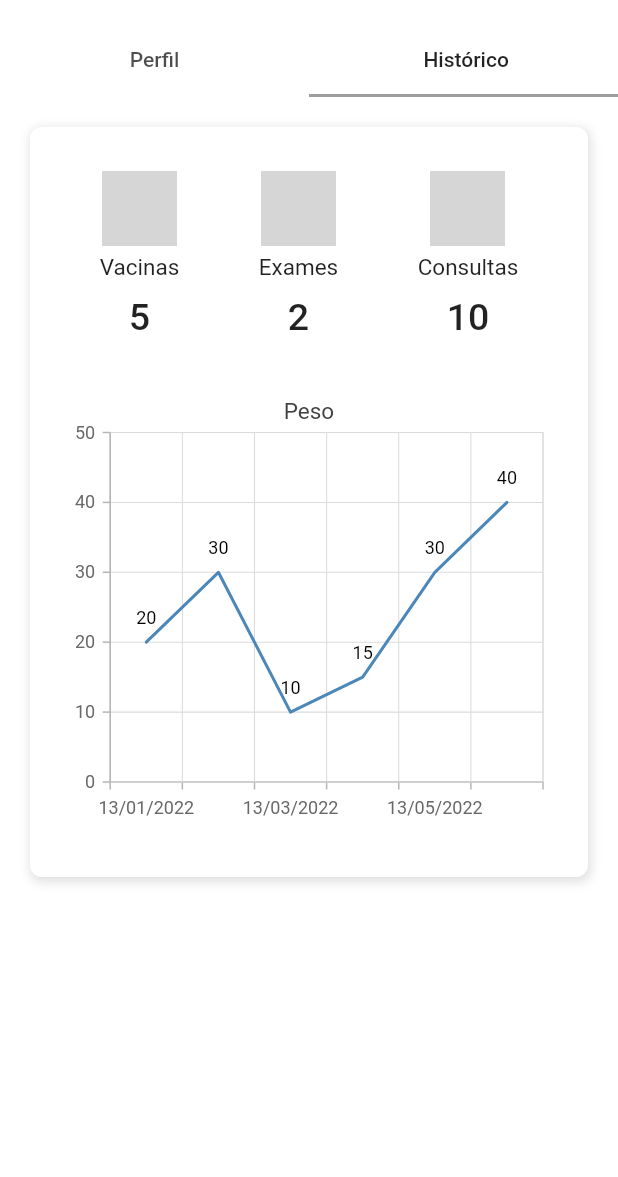
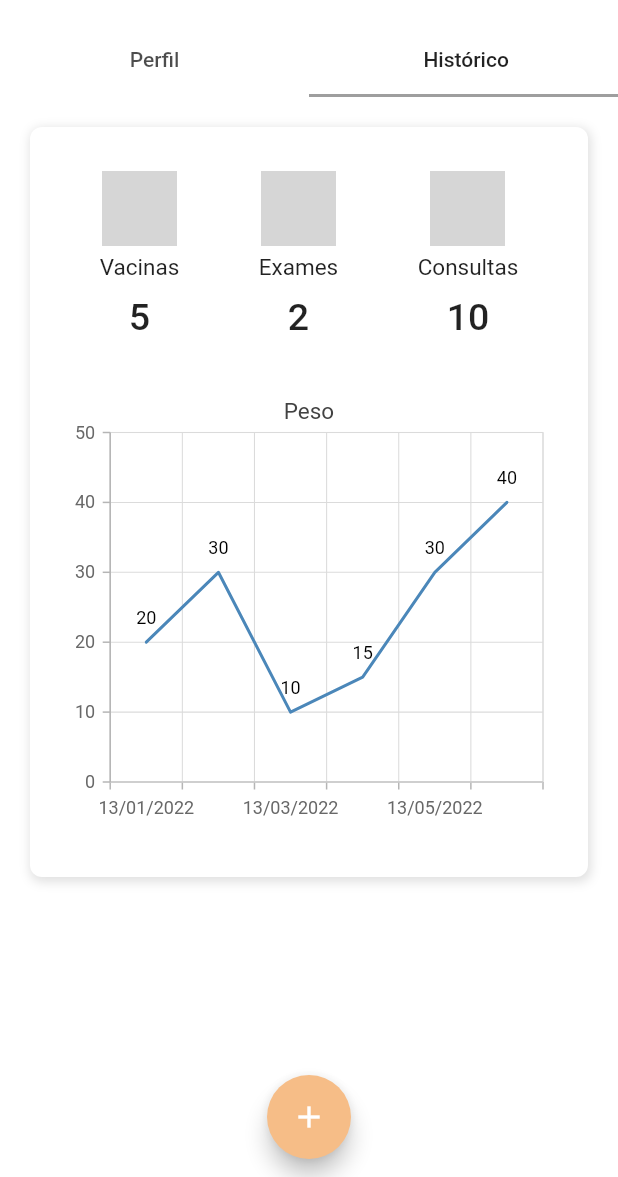
Before and after one commit to castrobiia/health_pets, a Flutter app: the PerfilPetPage screen opened directly, tab 2 chosen, on a phone screen of 412 x 824 dp, the part 59-1236 px from its top. Run offline on Flutter 3.47's test engine with Material 2 defaults, Android fonts, the phone set to English and light mode, and no system bars; our stand-ins replace splashscreen, syncfusion_flutter_charts; grey boxes are pictures that could not be loaded.

Commit message:
add FloatingActionButton no perfil do pet

```diff
--- a/lib/pages/perfil-pet.page.dart
+++ b/lib/pages/perfil-pet.page.dart
@@ -14,13 +14,13 @@ class PerfilPet extends StatelessWidget {
               height: 20,
             ),
             Container(
-              margin: EdgeInsets.only(left: 20, right: 20, bottom: 20),
+              margin: EdgeInsets.only(left: 20, right: 20, bottom: 80),
               padding: EdgeInsets.only(
                 left: 40,
                 right: 40,
               ),
               width: double.infinity,
-              height: 600,
+              height: 550,
               decoration: BoxDecoration(
                 color: Colors.white,
                 borderRadius: BorderRadius.all(
--- a/lib/pages/tabs-perfil-pet.page.dart
+++ b/lib/pages/tabs-perfil-pet.page.dart
@@ -13,6 +13,15 @@ class PerfilPetPage extends StatelessWidget {
     return DefaultTabController(
       length: 2,
       child: Scaffold(
+        floatingActionButtonLocation:
+            FloatingActionButtonLocation.miniCenterFloat,
+        floatingActionButton: FloatingActionButton(
+          child: Icon(Icons.add),
+          backgroundColor: Color(0xFFF6BD87),
+          //cor do ícone
+          foregroundColor: Colors.white,
+          onPressed: () {},
+        ),
         appBar: AppBar(
           bottom: TabBar(
             tabs: [
```
